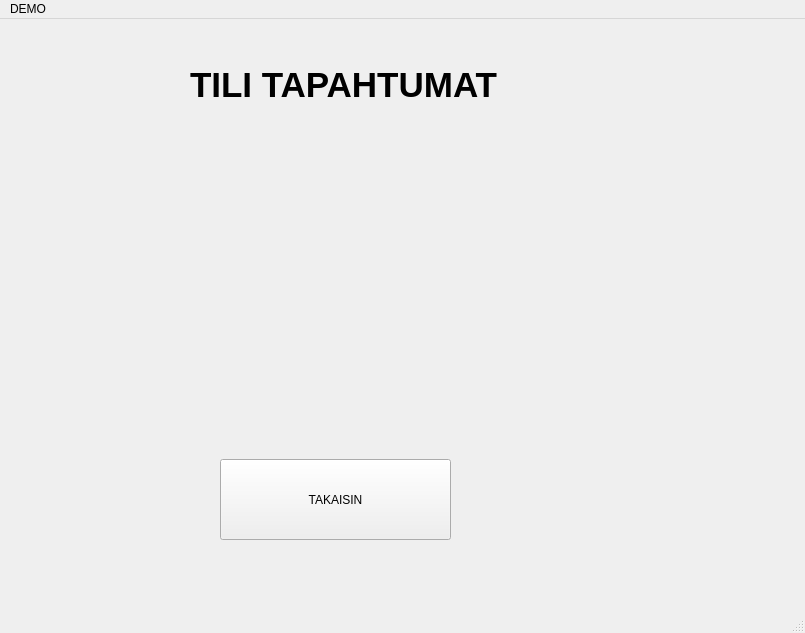
tvt23-pankkiprojekti/SPO_Group1, file bank-automat/mainwindow.ui: the form before one commit.
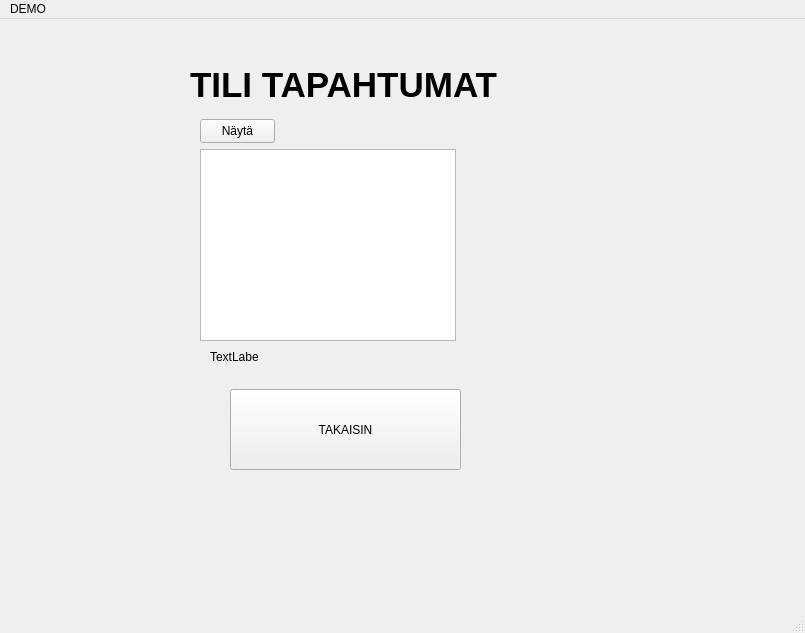
The form after the commit. The open tabs and pages were chosen to show the change.

```diff
--- a/bank-automat/mainwindow.ui
+++ b/bank-automat/mainwindow.ui
@@ -435,8 +435,8 @@
      <widget class="QPushButton" name="btnTakaisin2">
       <property name="geometry">
        <rect>
-        <x>220</x>
-        <y>440</y>
+        <x>230</x>
+        <y>370</y>
         <width>231</width>
         <height>81</height>
        </rect>
@@ -445,6 +445,45 @@
        <string>TAKAISIN</string>
       </property>
      </widget>
+     <widget class="QTableView" name="tableTransactions">
+      <property name="geometry">
+       <rect>
+        <x>200</x>
+        <y>130</y>
+        <width>256</width>
+        <height>192</height>
+       </rect>
+      </property>
+      <property name="selectionMode">
+       <enum>QAbstractItemView::SingleSelection</enum>
+      </property>
+     </widget>
+     <widget class="QPushButton" name="pushButtonTapaht">
+      <property name="geometry">
+       <rect>
+        <x>200</x>
+        <y>100</y>
+        <width>75</width>
+        <height>24</height>
+       </rect>
+      </property>
+      <property name="text">
+       <string>Näytä</string>
+      </property>
+     </widget>
+     <widget class="QLabel" name="labelValittu">
+      <property name="geometry">
+       <rect>
+        <x>210</x>
+        <y>330</y>
+        <width>49</width>
+        <height>16</height>
+       </rect>
+      </property>
+      <property name="text">
+       <string>TextLabel</string>
+      </property>
+     </widget>
     </widget>
     <widget class="QWidget" name="pageKatsoTiedot">
      <widget class="QPushButton" name="btnTakaisin3">
```
Left out of the diff: 4 changed lines with no effect on the pictures.
